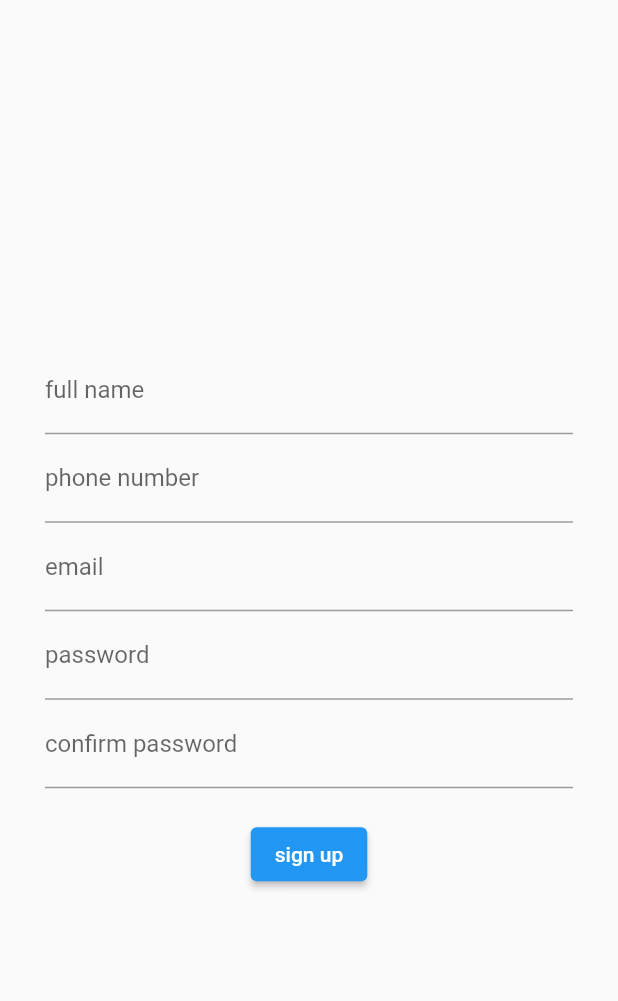
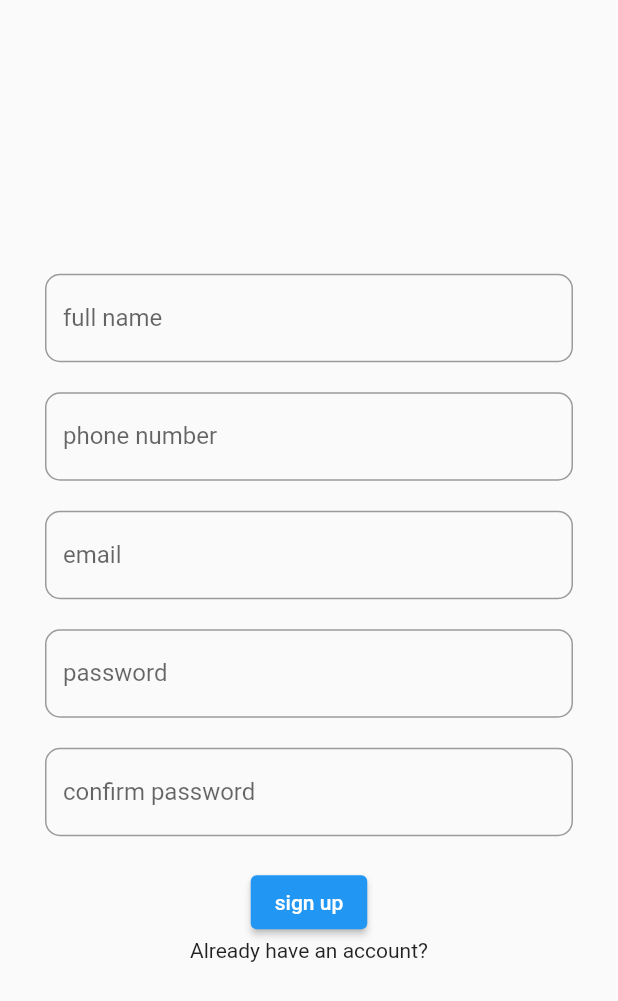
Before and after one commit to kkipngenokoech/FlutterBook, a Flutter app: the SignupWidgetSceen screen opened by its route, on a phone screen of 412 x 824 dp. Shown: the top 1001 px of the screen. Run offline on Flutter 3.47's test engine with Material 2 defaults, Android fonts, the phone set to English and light mode, and no system bars; our stand-ins replace cloud_firestore, email_validator, firebase_core; accounts and stored records are empty.

Commit message:
the outline of inputs using border radius

```diff
--- a/lib/auth/signup.dart
+++ b/lib/auth/signup.dart
@@ -38,7 +38,12 @@ class _SignupWidgetSceenState extends State<SignupWidgetSceen> {
               children: [
                 TextFormField(
                   controller: _nameController,
-                  decoration: const InputDecoration(labelText: "full name"),
+                  decoration:  InputDecoration(
+                    labelText: "full name",
+                    border: OutlineInputBorder(
+                      borderRadius: BorderRadius.circular(10.0),
+                    )
+                  ),
                   validator: (value){
                     if (value == null || value.isEmpty){
                       return 'please enter your name';
@@ -46,10 +51,16 @@ class _SignupWidgetSceenState extends State<SignupWidgetSceen> {
                     return null;
                   },
                 ),
+                const SizedBox(height: 20),
                 TextFormField(
                   controller:_phoneController,
                   keyboardType: TextInputType.phone,
-                  decoration: const InputDecoration(labelText: "phone number" ),
+                  decoration: InputDecoration(
+                    labelText: "phone number",
+                    border: OutlineInputBorder(
+                      borderRadius: BorderRadius.circular(10.0)
+                    )
+                  ),
                   validator: (value){
                     if(value == null || value.isEmpty){
                       return "please enter your phone number";
@@ -57,10 +68,16 @@ class _SignupWidgetSceenState extends State<SignupWidgetSceen> {
                     return null;
                   }
                 ),
+                const SizedBox(height: 20),
                 TextFormField(
                   controller: _emailController,
                   keyboardType: TextInputType.emailAddress,
-                  decoration: const InputDecoration(labelText: 'email'),
+                  decoration: InputDecoration(
+                    labelText: 'email',
+                    border: OutlineInputBorder(
+                      borderRadius: BorderRadius.circular(10.0)
+                    )
+                  ),
                   validator: (value) {
                     if (value == null || value.isEmpty) {
                       return 'please enter your email';
@@ -71,10 +88,16 @@ class _SignupWidgetSceenState extends State<SignupWidgetSceen> {
                     return null;
                   },
                 ),
+                const SizedBox(height: 20),
                 TextFormField(
                   controller: _passwordController,
                   obscureText: true,
-                  decoration: const InputDecoration(labelText: "password"),
+                  decoration:  InputDecoration(
+                    labelText: "password",
+                    border: OutlineInputBorder(
+                      borderRadius: BorderRadius.circular(10.0)
+                    )
+                  ),
                   validator: (value) {
                     if (value == null || value.isEmpty) {
                       return 'please enter your password';
@@ -82,11 +105,16 @@ class _SignupWidgetSceenState extends State<SignupWidgetSceen> {
                     return null;
                   },
                 ),
+                const SizedBox(height: 20),
                 TextFormField(
                   controller: _passwordConfirmController,
                   obscureText: true,
-                  decoration:
-                      const InputDecoration(labelText: "confirm password"),
+                  decoration:  InputDecoration(
+                    labelText: "confirm password",
+                    border: OutlineInputBorder(
+                      borderRadius: BorderRadius.circular(10.0)
+                    ),
+                  ),
                   validator: (value) {
                     if (value == null || value.isEmpty) {
                       return 'please confirm your password';
@@ -99,8 +127,15 @@ class _SignupWidgetSceenState extends State<SignupWidgetSceen> {
                 ),
                 const SizedBox(height: 20),
                 ElevatedButton(
-                    onPressed: _submitForm, child: const Text("sign up"))
+                  onPressed: _submitForm,
+                  child: const Text("sign up")
+                ),
+                const Center(
+                  child: Text("Already have an account?"),
+                )
+
               ],
+
             )),
       ),
     );
```
